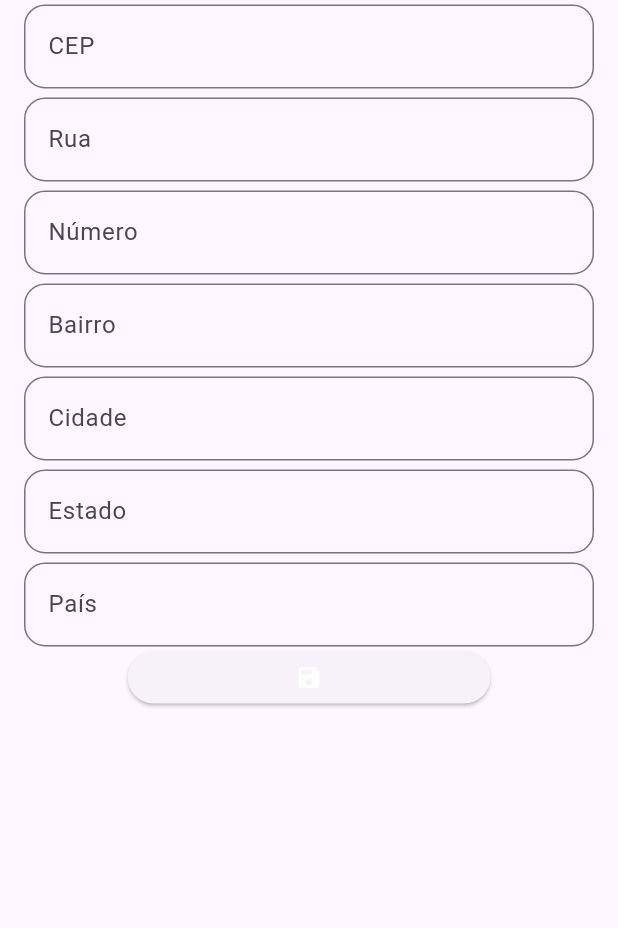
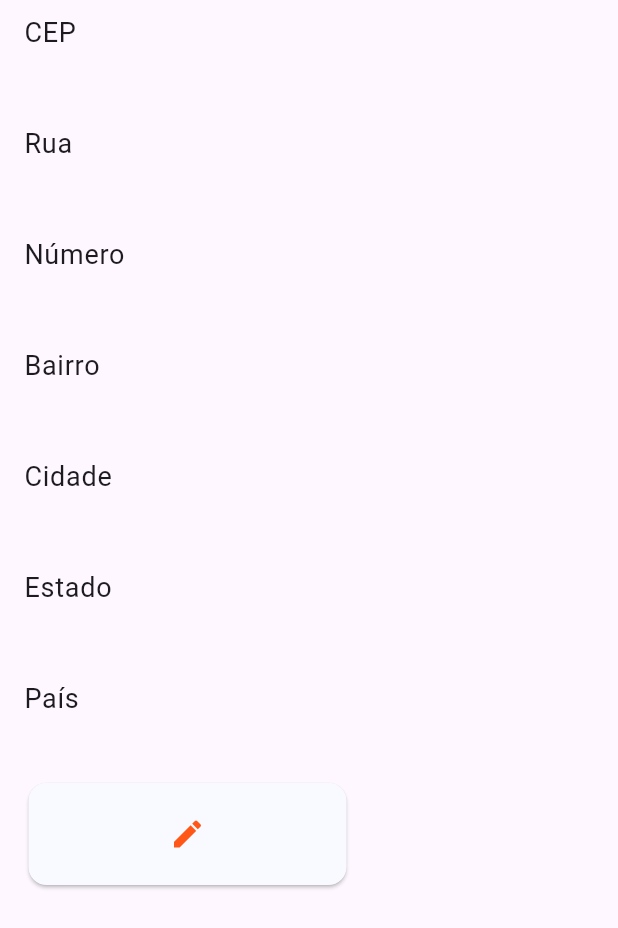
Before and after one commit to One-Tech-Devs/ID_frontend, a Flutter app: the DataVaultAddress screen opened directly, on a phone screen of 412 x 824 dp. Shown: the top 928 px of the screen. Run offline on Flutter 3.47's test engine with Material 2 defaults, Android fonts, the light colour scheme and no system bars; our stand-ins replace local_auth, sqflite; missing offline and left inert: local_auth_android, local_auth_ios; accounts and stored records are empty.

Commit message:
persistencia e reatividade na aba de endereço

```diff
--- a/one_tech_id_frontend/lib/shared/widgets/data_vault/data_vault_address_data.dart
+++ b/one_tech_id_frontend/lib/shared/widgets/data_vault/data_vault_address_data.dart
@@ -48,8 +48,8 @@ class _DataVaultAddressState extends State<DataVaultAddress> {
             }
             return ListView.builder(
               itemCount: snapshot.data!.length,
-              itemBuilder: (context, index) => AddressTile(
-                addressModel: snapshot.data![0],
+              itemBuilder: (context, index) => AddressInsertData(
+                addressModel: snapshot.data![index],
                 onChange: () {
                   setState(() {});
                 },
--- a/one_tech_id_frontend/lib/shared/widgets/data_vault/insert_address_data.dart
+++ b/one_tech_id_frontend/lib/shared/widgets/data_vault/insert_address_data.dart
@@ -1,6 +1,7 @@
 import 'package:flutter/material.dart';
 import 'package:one_tech_data_control/core/data/models/address_model.dart';
 import 'package:one_tech_data_control/core/data/repositories/sqflite_address_repository.dart';
+import '../list_tile/list_tile_data_vault.dart';
 import '../text_widgets/data_text_form_field.dart';
 
 class AddressInsertData extends StatefulWidget {
@@ -21,15 +22,17 @@ class AddressInsertData extends StatefulWidget {
 }
 
 class _AddressInsertDataState extends State<AddressInsertData> {
+  static const iconSelectedColor = Color.fromARGB(255, 255, 87, 23);
+
   GlobalKey<FormState> formKey = GlobalKey<FormState>();
 
-  final streetController = TextEditingController();
-  final numberController = TextEditingController();
-  final neighborhoodController = TextEditingController();
-  final cityController = TextEditingController();
-  final stateController = TextEditingController();
-  final countryController = TextEditingController();
-  final zipCodeController = TextEditingController();
+  TextEditingController streetController = TextEditingController();
+  TextEditingController numberController = TextEditingController();
+  TextEditingController neighborhoodController = TextEditingController();
+  TextEditingController cityController = TextEditingController();
+  TextEditingController stateController = TextEditingController();
+  TextEditingController countryController = TextEditingController();
+  TextEditingController zipCodeController = TextEditingController();
 
   @override
   void initState() {
@@ -47,51 +50,79 @@ class _AddressInsertDataState extends State<AddressInsertData> {
 
   @override
   Widget build(BuildContext context) {
-    return Form(
+    return SizedBox(
+      height: 650,
+      width: 250,
+      child: Form(
         key: formKey,
         child: ListView(
           children: [
-          TextForm(
+            onEdit
+                ? TextForm(
                     controller: zipCodeController,
                     inputFormat: TextInputType.number,
                     text: "CEP",
-          ),
-          TextForm(
+                  )
+                : TileDataVault(
+                    title: "CEP", subTitle: widget.addressModel.zipCode),
+            onEdit
+                ? TextForm(
                     controller: streetController,
                     inputFormat: TextInputType.streetAddress,
                     text: "Rua",
-          ),
-          TextForm(
+                  )
+                : TileDataVault(
+                    title: "Rua", subTitle: widget.addressModel.street),
+            onEdit
+                ? TextForm(
                     controller: numberController,
                     inputFormat: TextInputType.number,
                     text: "Número",
-          ),
-          TextForm(
+                  )
+                : TileDataVault(
+                    title: "Número", subTitle: widget.addressModel.number),
+            onEdit
+                ? TextForm(
                     controller: neighborhoodController,
                     inputFormat: TextInputType.streetAddress,
                     text: "Bairro",
-          ),
-          TextForm(
+                  )
+                : TileDataVault(
+                    title: "Bairro",
+                    subTitle: widget.addressModel.neighborhood),
+            onEdit
+                ? TextForm(
                     controller: cityController,
                     inputFormat: TextInputType.streetAddress,
                     text: "Cidade",
-          ),
-          TextForm(
+                  )
+                : TileDataVault(
+                    title: "Cidade", subTitle: widget.addressModel.city),
+            onEdit
+                ? TextForm(
                     controller: stateController,
                     inputFormat: TextInputType.streetAddress,
                     text: "Estado",
-          ),
-          TextForm(
+                  )
+                : TileDataVault(
+                    title: "Estado", subTitle: widget.addressModel.state),
+            onEdit
+                ? TextForm(
                     controller: countryController,
                     inputFormat: TextInputType.streetAddress,
-              text: "País"),
+                    text: "País")
+                : TileDataVault(
+                    title: "País", subTitle: widget.addressModel.country),
             Padding(
-            padding: const EdgeInsets.symmetric(horizontal: 85),
+              padding: const EdgeInsets.symmetric(horizontal: 15),
+              child: Card(
+                color: Color.fromARGB(255, 249, 250, 255),
                 child: SizedBox(
-              height: 35,
-              child: ElevatedButton(
+                  height: 68,
+                  child: IconButton(
                       onPressed: () async {
                         if (formKey.currentState!.validate()) {
+                          widget.addressModel.zipCode = zipCodeController.text;
                           widget.addressModel.street = streetController.text;
                           widget.addressModel.number = numberController.text;
                           widget.addressModel.neighborhood =
@@ -101,22 +132,27 @@ class _AddressInsertDataState extends State<AddressInsertData> {
                           widget.addressModel.country = countryController.text;
 
                           if (widget.addressModel.id == null) {
-                        await SQFLiteAddressRepository.add(widget.addressModel);
+                            await SQFLiteAddressRepository.add(
+                                widget.addressModel);
                           } else {
                             await SQFLiteAddressRepository.update(
                                 widget.addressModel);
                           }
                           widget.onChange();
+
+                          onEdit = !onEdit;
                         }
                       },
-                  child: Icon(
-                    Icons.save,
-                    color: Colors.white,
+                      icon: Icon(
+                        onEdit ? Icons.save : Icons.edit,
+                        color: iconSelectedColor,
                       )),
+                ),
               ),
             )
           ],
         ),
+      ),
     );
   }
 }
--- a/one_tech_id_frontend/lib/shared/widgets/list_tile/list_tile_data_vault.dart
+++ b/one_tech_id_frontend/lib/shared/widgets/list_tile/list_tile_data_vault.dart
@@ -13,11 +13,14 @@ class TileDataVault extends StatefulWidget {
 class _TileDataVaultState extends State<TileDataVault> {
   @override
   Widget build(BuildContext context) {
-    return Card(
-      elevation: 1,
-      child: ListTile(
-        title: Text(widget.title),
-        subtitle: Text(widget.subTitle),
+    return ListTile(
+      title: Text(
+        widget.title,
+        style: TextStyle(fontSize: 18),
+      ),
+      subtitle: Text(
+        widget.subTitle,
+        style: TextStyle(fontSize: 22),
       ),
     );
   }
```
Also changed, not shown: one_tech_id_frontend/lib/shared/widgets/list_tile/list_tile_zip_code.dart (+37 -23 lines), one_tech_id_frontend/lib/shared/widgets/text_widgets/data_text_form_field.dart (+7 -4 lines). Lines whose indentation alone changed are shown as unchanged.
